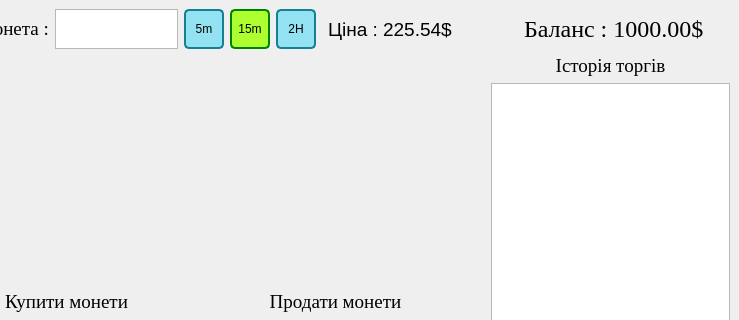
Before: the Qt Designer form tradewindow.ui in Bohdan17-bit/Trading-Platform, drawn with Qt 5; both pictures show x 92 to 831 and y 0 to 320 of the 831 by 506 pixel window.
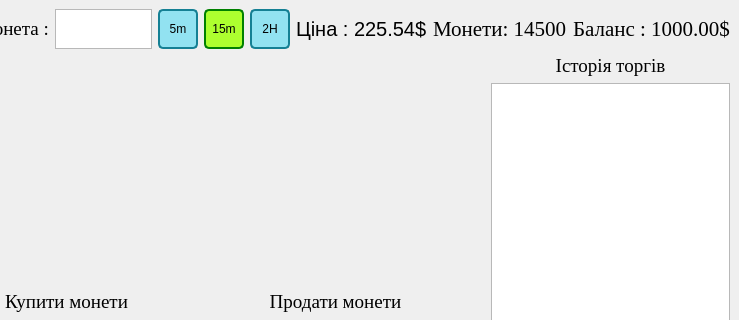
After: the same form once the commit is applied. Icons and pictures are not drawn.

Diff of the .ui file:
```diff
--- a/tradewindow.ui
+++ b/tradewindow.ui
@@ -591,7 +591,7 @@
             </property>
             <property name="sizeHint" stdset="0">
              <size>
-              <width>40</width>
+              <width>25</width>
               <height>20</height>
              </size>
             </property>
@@ -601,7 +601,7 @@
            <widget class="QLabel" name="price_label">
             <property name="font">
              <font>
-              <pointsize>14</pointsize>
+              <pointsize>15</pointsize>
              </font>
             </property>
             <property name="text">
@@ -616,7 +616,36 @@
             </property>
             <property name="sizeHint" stdset="0">
              <size>
-              <width>100</width>
+              <width>25</width>
+              <height>20</height>
+             </size>
+            </property>
+           </spacer>
+          </item>
+          <item>
+           <widget class="QLabel" name="coins_balance_label">
+            <property name="font">
+             <font>
+              <family>Times New Roman</family>
+              <pointsize>16</pointsize>
+             </font>
+            </property>
+            <property name="styleSheet">
+             <string notr="true"/>
+            </property>
+            <property name="text">
+             <string>Монети: 14500</string>
+            </property>
+           </widget>
+          </item>
+          <item>
+           <spacer name="horizontalSpacer_9">
+            <property name="orientation">
+             <enum>Qt::Horizontal</enum>
+            </property>
+            <property name="sizeHint" stdset="0">
+             <size>
+              <width>25</width>
               <height>20</height>
              </size>
             </property>
@@ -627,7 +656,7 @@
             <property name="font">
              <font>
               <family>Times New Roman</family>
-              <pointsize>18</pointsize>
+              <pointsize>16</pointsize>
              </font>
             </property>
             <property name="text">
@@ -642,7 +671,7 @@
             </property>
             <property name="sizeHint" stdset="0">
              <size>
-              <width>60</width>
+              <width>25</width>
               <height>20</height>
              </size>
             </property>
```
